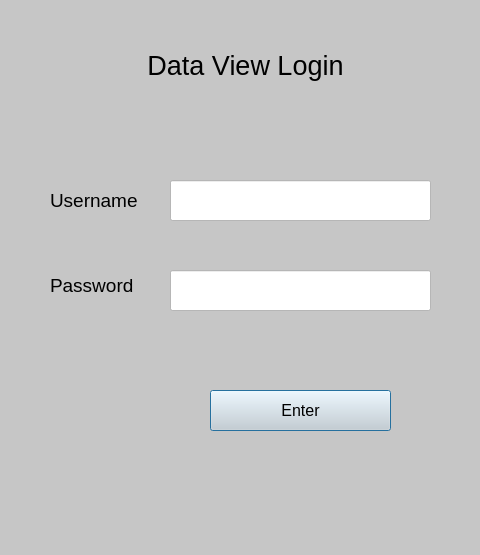
Old version of the form PyQT/Scripts/DataViewLogin.ui in the repository zakerl/Capstone_Project.
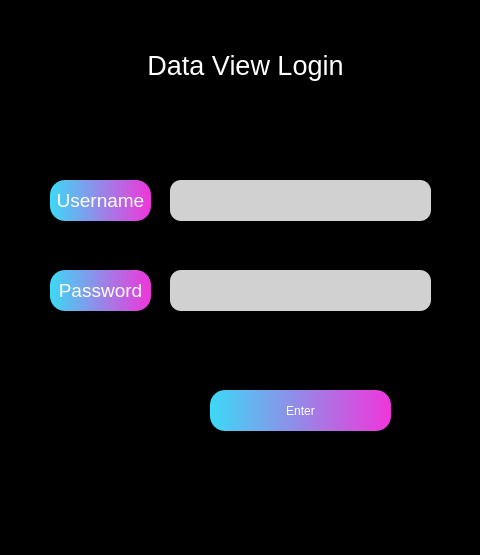
New version of the form.

Patch:
```diff
--- a/PyQT/Scripts/DataViewLogin.ui
+++ b/PyQT/Scripts/DataViewLogin.ui
@@ -14,7 +14,7 @@
    <string>Dialog</string>
   </property>
   <property name="styleSheet">
-   <string notr="true">background-color: rgb(198, 198, 198)</string>
+   <string notr="true">background-color: rgb(0, 0, 0);</string>
   </property>
   <widget class="QLabel" name="label">
    <property name="geometry">
@@ -26,7 +26,8 @@
     </rect>
    </property>
    <property name="styleSheet">
-    <string notr="true">font-size: 20pt;</string>
+    <string notr="true">font-size: 20pt;
+color: rgb(255, 255, 255);</string>
    </property>
    <property name="text">
     <string>Data View Login</string>
@@ -45,27 +46,41 @@
     </rect>
    </property>
    <property name="styleSheet">
-    <string notr="true">font-size: 14pt;</string>
+    <string notr="true">font-size: 14pt;background-color: qlineargradient(spread:pad, x1:0, y1:0, x2:1, y2:0, stop:0 rgba(61, 217, 245, 255), stop:1 rgba(240, 53, 218, 255));
+font: 9pt &quot;Microsoft YaHei UI&quot;;
+color: rgb(255, 255, 255);
+border-style: solid;
+border-radius: 15px;</string>
    </property>
    <property name="text">
     <string>Username</string>
    </property>
+   <property name="alignment">
+    <set>Qt::AlignCenter</set>
+   </property>
   </widget>
   <widget class="QLabel" name="label_3">
    <property name="geometry">
     <rect>
      <x>50</x>
-     <y>260</y>
-     <width>121</width>
-     <height>51</height>
+     <y>270</y>
+     <width>101</width>
+     <height>41</height>
     </rect>
    </property>
    <property name="styleSheet">
-    <string notr="true">font-size: 14pt;</string>
+    <string notr="true">font-size: 14pt;background-color: qlineargradient(spread:pad, x1:0, y1:0, x2:1, y2:0, stop:0 rgba(61, 217, 245, 255), stop:1 rgba(240, 53, 218, 255));
+font: 9pt &quot;Microsoft YaHei UI&quot;;
+color: rgb(255, 255, 255);
+border-style: solid;
+border-radius: 15px;</string>
    </property>
    <property name="text">
     <string>Password</string>
    </property>
+   <property name="alignment">
+    <set>Qt::AlignCenter</set>
+   </property>
   </widget>
   <widget class="QLineEdit" name="lineEdit">
    <property name="geometry">
@@ -77,7 +92,8 @@
     </rect>
    </property>
    <property name="styleSheet">
-    <string notr="true">background-color: rgb(255, 255, 255);</string>
+    <string notr="true">background-color: rgb(209, 209, 209);
+border-radius: 11px;</string>
    </property>
   </widget>
   <widget class="QLineEdit" name="lineEdit_2">
@@ -90,7 +106,8 @@
     </rect>
    </property>
    <property name="styleSheet">
-    <string notr="true">background-color: rgb(255, 255, 255);</string>
+    <string notr="true">background-color: rgb(209, 209, 209);
+border-radius: 11px;</string>
    </property>
   </widget>
   <widget class="QPushButton" name="pushButton">
@@ -103,8 +120,11 @@
     </rect>
    </property>
    <property name="styleSheet">
-    <string notr="true">background-color: rgb(214, 214, 214);
-font-size: 12pt;</string>
+    <string notr="true">background-color: qlineargradient(spread:pad, x1:0, y1:0, x2:1, y2:0, stop:0 rgba(61, 217, 245, 255), stop:1 rgba(240, 53, 218, 255));
+font: 9pt &quot;Microsoft YaHei UI&quot;;
+color: rgb(255, 255, 255);
+border-style: solid;
+border-radius: 15px;</string>
    </property>
    <property name="text">
     <string>Enter</string>
```
